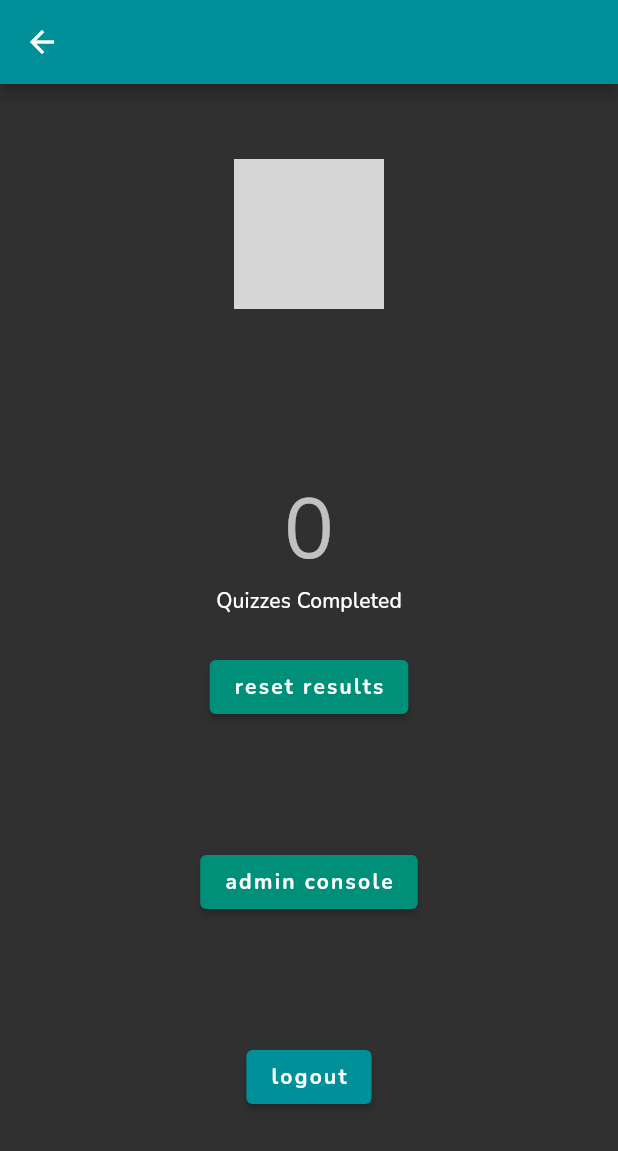
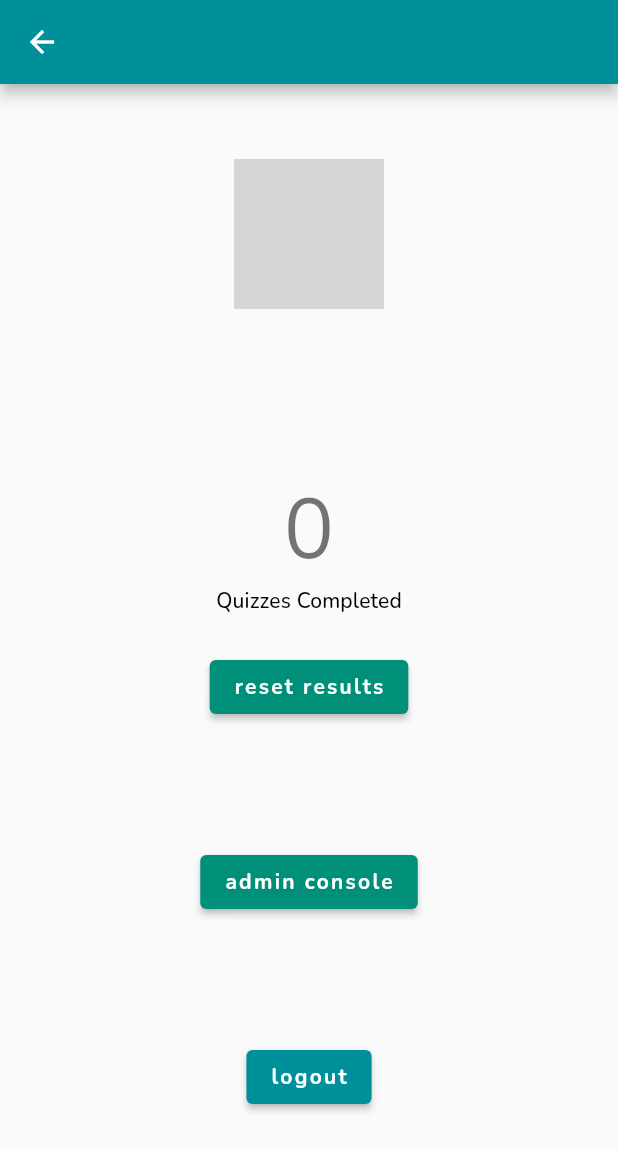
Before and after one commit to ajackson2907/devcamp_aj_quiz_app, a Flutter app: the screen it shows once a user with an empty profile is signed in, after a tap on an icon or button, on a phone screen of 412 x 824 dp. Shown: the top 1151 px of the screen. Run offline on Flutter 3.47's test engine with Material 2 defaults, Android fonts, the phone set to English and light mode, and no system bars; our stand-ins replace cloud_firestore, firebase_auth, firebase_core, font_awesome_flutter, google_fonts, google_sign_in and 1 more; accounts and stored records are empty; network calls fail; grey boxes are pictures that could not be loaded.

Commit message:
Fix display settings and clean up colours

```diff
--- a/lib/admin/admin.dart
+++ b/lib/admin/admin.dart
@@ -135,7 +135,6 @@ class _AdminScreenState extends State<AdminScreen> {
                                     );
                                   },
                                   child: ListTile(
-                                    textColor: Colors.white,
                                     title: Text(topicsList[index].title),
                                     trailing: const Icon(Icons.arrow_left),
                                   ),
--- a/lib/theme.dart
+++ b/lib/theme.dart
@@ -6,14 +6,13 @@ var appTheme = ThemeData(
   bottomAppBarTheme: const BottomAppBarTheme(
     color: Color.fromARGB(221, 175, 175, 175),
   ),
-  brightness: Brightness.dark,
+  brightness: Brightness.light,
   primaryColor: AppConstants.hexToColor(AppConstants.appPrimaryColorGreen),
   backgroundColor: AppConstants.hexToColor(AppConstants.appBackgroundColor),
   primaryColorLight: AppConstants.hexToColor(AppConstants.appPrimaryColorLight),
   dividerColor: AppConstants.hexToColor(AppConstants.appBackgroundColorGray),
   textTheme: TextTheme(
-    caption: TextStyle(
-        color: AppConstants.hexToColor(AppConstants.appPrimaryFontColorWhite)),
+    caption: TextStyle(color: AppConstants.hexToColor(AppConstants.appPrimaryFontColorWhite)),
     bodyText1: const TextStyle(fontSize: 18),
     bodyText2: const TextStyle(fontSize: 16),
     button: const TextStyle(
--- a/lib/topics/topics.dart
+++ b/lib/topics/topics.dart
@@ -36,10 +36,7 @@ class TopicsScreen extends StatelessWidget {
               title: const Text('Topics'),
               actions: [
                 IconButton(
-                  icon: Icon(
-                    FontAwesomeIcons.circleUser,
-                    color: AppConstants.hexToColor(AppConstants.appPrimaryColorLight),
-                  ),
+                  icon: const Icon(FontAwesomeIcons.circleUser),
                   onPressed: () => Navigator.pushNamed(context, '/profile'),
                 )
               ],
```
Also changed, not shown: lib/topics/topic_item.dart (+5 -5 lines).
